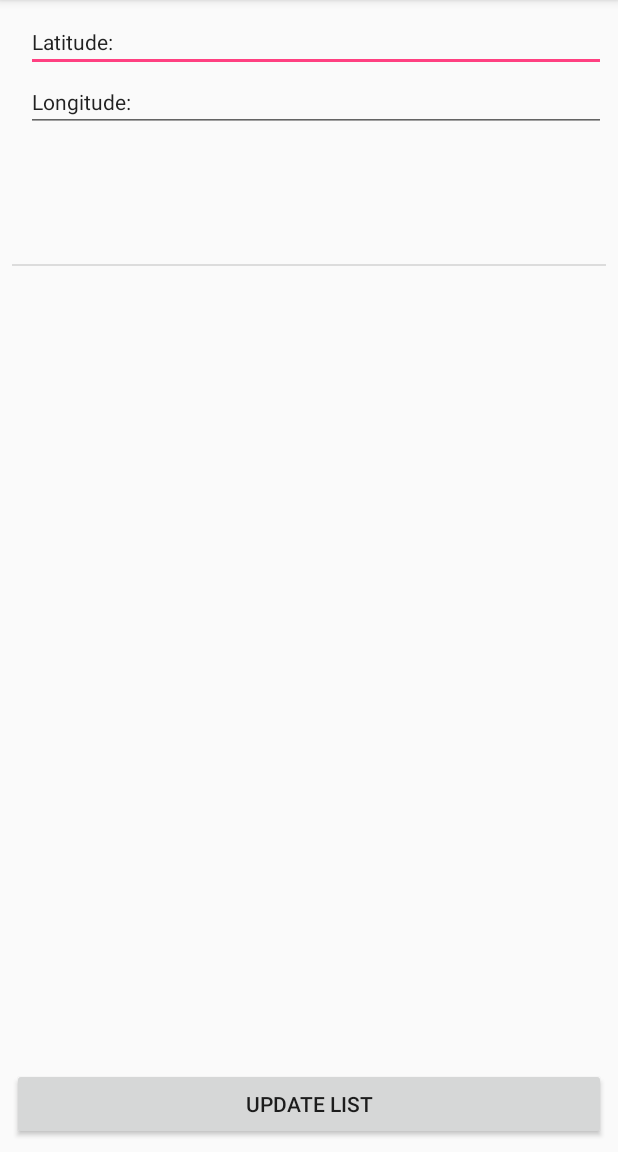
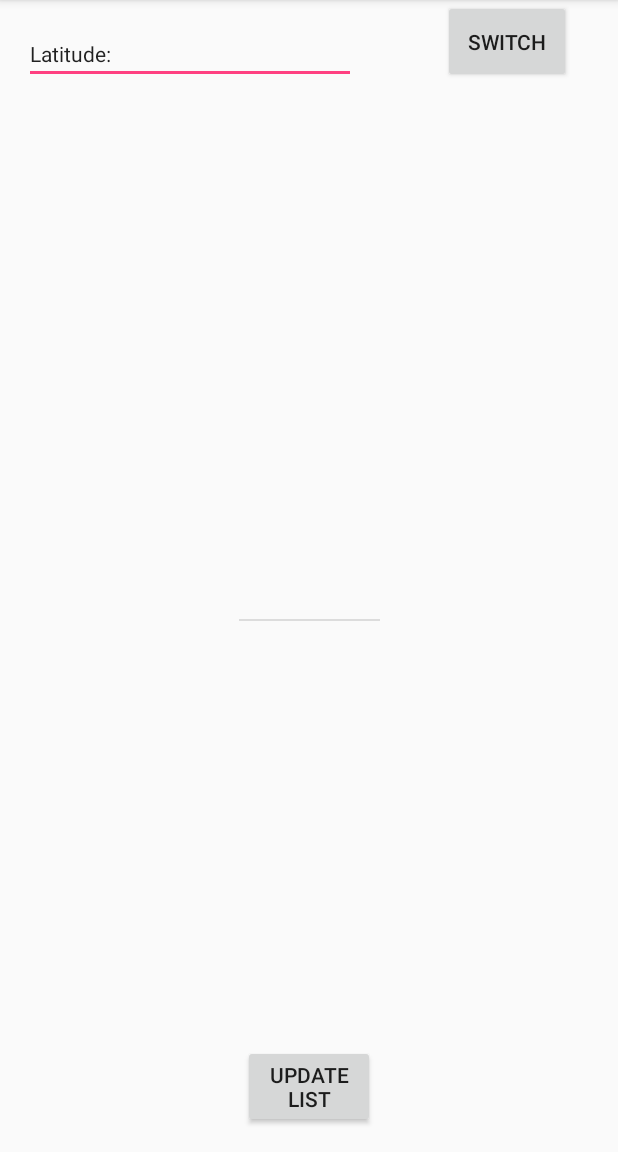
Before and after one commit to chrisonntag/rhino, an Android app: the MainActivity screen opened directly, with no data from a screen before it, on a phone screen of 412 x 824 dp, the part 84-1236 px from its top. Run offline under Robolectric (Android 15) with nearby library versions, the phone set to English and light mode, and no system bars; 3 statements that could not run were skipped.

Commit message:
adds switch city button

```diff
--- a/app/src/main/java/hfs/de/rhinov2/activities/MainActivity.java
+++ b/app/src/main/java/hfs/de/rhinov2/activities/MainActivity.java
@@ -40,19 +40,16 @@ public class MainActivity extends AppCompatActivity implements UpdateListAdapter
     private UpdateListAdapter mAdapter;
 
     // Location locationUpdateButton
-    private EditText longitudeLabel;
-    private EditText latitudeLabel;
+    private EditText cityLabel;
 
     @Override
     protected void onCreate(Bundle savedInstanceState) {
         super.onCreate(savedInstanceState);
         setContentView(R.layout.activity_main);
         coordinates = SingletonStorage.getInstance().getCoordinates();
-        longitudeLabel = (EditText) findViewById(R.id.longitudeLabel);
-        latitudeLabel = (EditText) findViewById(R.id.latitudeLabel);
+        cityLabel = (EditText) findViewById(R.id.cityLabel);
         if (coordinates != null) {
-            longitudeLabel.setText(String.format("Longitude: %s", coordinates.longitude));
-            latitudeLabel.setText(String.format("Latitude: %s", coordinates.latitude));
+            cityLabel.setText(String.format("Longitude: %s", coordinates.longitude));
         }
 
         // Create recycler view
@@ -87,9 +84,16 @@ public class MainActivity extends AppCompatActivity implements UpdateListAdapter
             }
         });
 
+        Button switchCity = (Button) findViewById(R.id.switchCity);
+        switchCity.setOnClickListener(new View.OnClickListener() {
 
-        longitudeLabel = (EditText) findViewById(R.id.longitudeLabel);
-        latitudeLabel = (EditText) findViewById(R.id.latitudeLabel);
+            @Override
+            public void onClick(View view) {
+                Intent startActivity = new Intent(MainActivity.this, StartActivity.class);
+                startActivity(startActivity);
+            }
+        });
+
     }
 
     private void listUpdateButtonClicked() {
--- a/app/src/main/res/layout/activity_main.xml
+++ b/app/src/main/res/layout/activity_main.xml
@@ -7,63 +7,58 @@
     android:layout_height="match_parent"
     tools:context="hfs.de.rhinov2.MainActivity">
 
-    <LinearLayout
-        android:layout_width="0dp"
-        android:layout_height="0dp"
-        android:orientation="vertical"
-        tools:layout_constraintTop_creator="1"
-        tools:layout_constraintRight_creator="1"
-        tools:layout_constraintBottom_creator="1"
-        android:layout_marginStart="8dp"
-        app:layout_constraintBottom_toBottomOf="parent"
-        android:layout_marginEnd="8dp"
-        app:layout_constraintRight_toRightOf="parent"
-        android:layout_marginTop="8dp"
-        tools:layout_constraintLeft_creator="1"
-        android:layout_marginBottom="8dp"
-        app:layout_constraintLeft_toLeftOf="parent"
-        app:layout_constraintTop_toTopOf="parent"
-        android:layout_marginLeft="8dp"
-        android:layout_marginRight="8dp">
+    <Button
+        android:id="@+id/switchCity"
+        android:layout_width="85dp"
+        android:layout_height="55dp"
+        android:layout_marginLeft="16dp"
+        android:layout_marginRight="31dp"
+        android:layout_weight="1"
+        android:text="switch"
+        app:layout_constraintBaseline_toBaselineOf="@+id/latitudeLabel"
+        app:layout_constraintLeft_toRightOf="@+id/latitudeLabel"
+        app:layout_constraintRight_toRightOf="parent" />
 
     <EditText
-            android:id="@+id/latitudeLabel"
-            android:layout_width="match_parent"
-            android:layout_height="wrap_content"
-            android:layout_marginLeft="9dp"
-            android:layout_marginStart="9dp"
+        android:id="@+id/cityLabel"
+        android:layout_width="221dp"
+        android:layout_height="40dp"
+        android:layout_marginLeft="16dp"
+        android:layout_marginTop="16dp"
+        android:layout_weight="1"
         android:ems="10"
         android:inputType="textPersonName"
         android:text="Latitude:"
-            android:textAppearance="@style/TextAppearance.AppCompat" />
+        android:textAppearance="@style/TextAppearance.AppCompat"
+        app:layout_constraintLeft_toLeftOf="parent"
+        app:layout_constraintTop_toTopOf="parent" />
 
-        <EditText
-            android:id="@+id/longitudeLabel"
-            android:layout_width="match_parent"
+    <Button
+        android:id="@+id/listUpdateButton"
+        android:layout_width="88dp"
         android:layout_height="wrap_content"
-            android:layout_marginLeft="9dp"
-            android:layout_marginStart="9dp"
-            android:ems="10"
-            android:inputType="textPersonName"
-            android:text="Longitude:"
-            android:textAppearance="@style/TextAppearance.AppCompat" />
+        android:text="Update List"
+        app:layout_constraintBottom_toBottomOf="parent"
+        android:layout_marginBottom="16dp"
+        android:layout_marginRight="16dp"
+        app:layout_constraintRight_toRightOf="parent"
+        android:layout_marginLeft="16dp"
+        app:layout_constraintLeft_toLeftOf="parent" />
 
     <android.support.v7.widget.RecyclerView
         android:id="@+id/mainRView"
-            android:layout_width="match_parent"
-            android:layout_height="0dp"
+        android:layout_width="94dp"
+        android:layout_height="103dp"
         android:layout_weight="1"
-            tools:layout_editor_absoluteX="8dp"
-            tools:layout_editor_absoluteY="8dp">
+        android:layout_marginRight="16dp"
+        app:layout_constraintRight_toRightOf="parent"
+        android:layout_marginLeft="16dp"
+        app:layout_constraintLeft_toLeftOf="parent"
+        android:layout_marginTop="16dp"
+        app:layout_constraintTop_toBottomOf="@+id/cityLabel"
+        android:layout_marginBottom="16dp"
+        app:layout_constraintBottom_toTopOf="@+id/listUpdateButton">
 
     </android.support.v7.widget.RecyclerView>
 
-        <Button
-            android:id="@+id/listUpdateButton"
-            android:layout_width="match_parent"
-            android:layout_height="wrap_content"
-            android:text="Update List" />
-
-    </LinearLayout>
-
 </android.support.constraint.ConstraintLayout>
```
Lines whose indentation alone changed are shown as unchanged.
